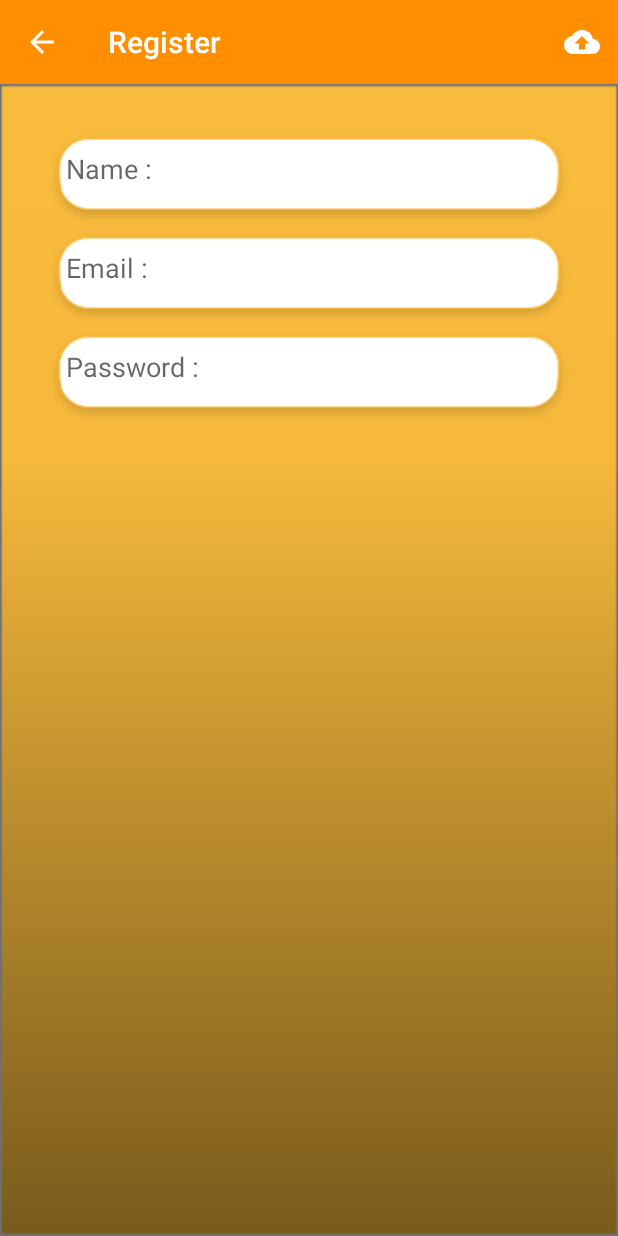
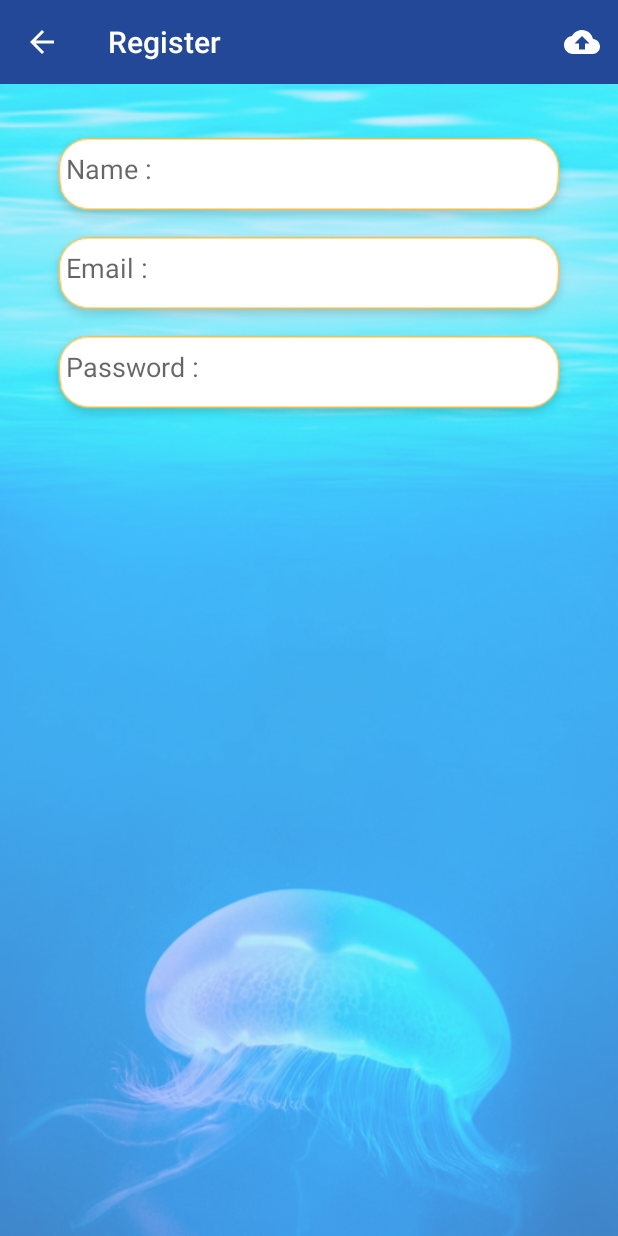
Before and after one commit to ratthakarn/MyTutorial-1-goodnurse-master, an Android app: the screen it shows after launch (MainActivity), after a tap on "New Register", on a phone screen of 412 x 824 dp. Run offline under Robolectric (Android 15) with nearby library versions, the phone set to English and light mode, and no system bars; our stand-ins replace Firebase (no records; nobody signed in at launch, a user with empty details on screens opened directly).

Commit message:
Mog up finish designed

```diff
--- a/app/src/main/java/rathakarn/th/co/gkrgroup/goodnurse/ListVideoFragment.java
+++ b/app/src/main/java/rathakarn/th/co/gkrgroup/goodnurse/ListVideoFragment.java
@@ -49,7 +49,7 @@ public class ListVideoFragment extends Fragment {
         recyclerView.setLayoutManager(linearLayoutManager);
 
         FirebaseDatabase firebaseDatabase = FirebaseDatabase.getInstance();
-        DatabaseReference databaseReference = firebaseDatabase.getReference().child("VideoMasterUNG");
+        DatabaseReference databaseReference = firebaseDatabase.getReference().child("goodnursevdo");
 
         final int[] timesInts = {0};
         final String tag = "6MarchV1";
--- a/app/src/main/res/values/colors.xml
+++ b/app/src/main/res/values/colors.xml
@@ -1,7 +1,7 @@
 <?xml version="1.0" encoding="utf-8"?>
 <resources>
-    <color name="colorPrimary">#ff8f00</color>
-    <color name="colorPrimaryDark">#c56000</color>
+    <color name="colorPrimary">#234898</color>
+    <color name="colorPrimaryDark">#41495C</color>
     <color name="colorAccent">#D81B60</color>
     <color name="colorwhite">#FFFFFF</color>
 </resources>
```
Also changed, not shown: app/src/main/res/drawable-hdpi/cover_yellow.9.png, app/src/main/res/drawable-hdpi/logo_app.png, app/src/main/res/drawable-hdpi/wallpaper.png, app/src/main/res/drawable-hdpi/wallpaper_yellow.png, app/src/main/res/drawable-mdpi/cover_yellow.9.png, app/src/main/res/drawable-mdpi/logo_app.png, app/src/main/res/drawable-mdpi/wallpaper.png, app/src/main/res/drawable-mdpi/wallpaper_yellow.png, app/src/main/res/drawable-xhdpi/cover_yellow.9.png, app/src/main/res/drawable-xhdpi/logo_app.png, app/src/main/res/drawable-xhdpi/wallpaper.png, app/src/main/res/drawable-xhdpi/wallpaper_yellow.png, app/src/main/res/drawable-xxhdpi/cover_yellow.9.png, app/src/main/res/drawable-xxhdpi/logo_app.png, 1 more files, 1 other file.
